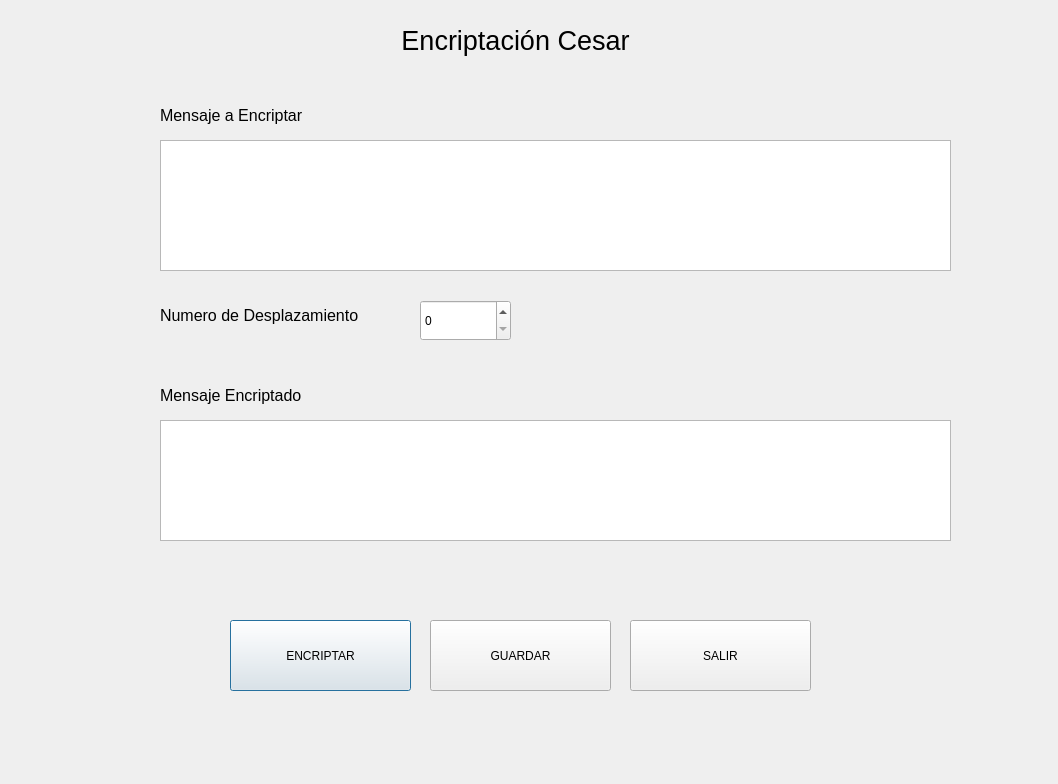
Old version of the form cipherApp/principalpanel.ui in the repository DJCC006/cipherApp.
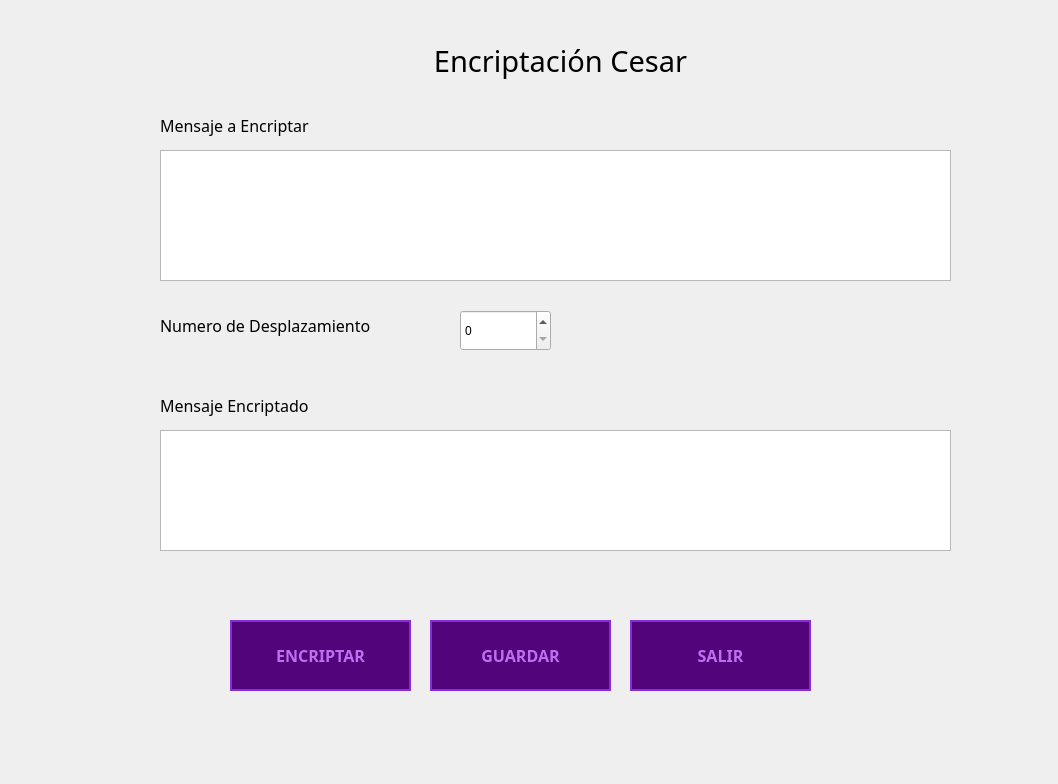
New version of the form.

Patch:
```diff
--- a/cipherApp/principalpanel.ui
+++ b/cipherApp/principalpanel.ui
@@ -13,18 +13,53 @@
   <property name="windowTitle">
    <string>Dialog</string>
   </property>
+  <property name="styleSheet">
+   <string notr="true">QPushButton {
+    background-color: #52057B;
+    color: #BC6FF1;            
+    border: 2px solid #892CDC; 
+    padding: 10px 20px;
+    font-family: VCR OSD Mono;
+    font-weight: bold;
+    font-size: 16px;
+}
+
+QPushButton:hover {
+    background-color: #892CDC; 
+    color: #000000;            
+    border: 2px solid #BC6FF1; 
+}
+
+
+QPushButton:pressed {
+    background-color: #BC6FF1; 
+    color: #000000;
+    border: 2px solid #000000;
+    padding-left: 12px;        
+    padding-top: 12px;
+}
+
+
+
+
+QWidget#centralwidget, QWidget#Form {
+    background-color: #000000; 
+}
+</string>
+  </property>
   <widget class="QLabel" name="label">
    <property name="geometry">
     <rect>
-     <x>370</x>
-     <y>20</y>
-     <width>291</width>
+     <x>360</x>
+     <y>40</y>
+     <width>401</width>
      <height>41</height>
     </rect>
    </property>
    <property name="font">
     <font>
-     <pointsize>20</pointsize>
+     <family>VCR OSD Mono</family>
+     <pointsize>22</pointsize>
     </font>
    </property>
    <property name="text">
@@ -38,7 +73,7 @@
    <property name="geometry">
     <rect>
      <x>160</x>
-     <y>420</y>
+     <y>430</y>
      <width>791</width>
      <height>121</height>
     </rect>
@@ -48,7 +83,7 @@
    <property name="geometry">
     <rect>
      <x>160</x>
-     <y>140</y>
+     <y>150</y>
      <width>791</width>
      <height>131</height>
     </rect>
@@ -58,13 +93,14 @@
    <property name="geometry">
     <rect>
      <x>160</x>
-     <y>100</y>
-     <width>211</width>
+     <y>110</y>
+     <width>271</width>
      <height>31</height>
     </rect>
    </property>
    <property name="font">
     <font>
+     <family>VCR OSD Mono</family>
      <pointsize>12</pointsize>
     </font>
    </property>
@@ -89,13 +125,14 @@
    <property name="geometry">
     <rect>
      <x>160</x>
-     <y>380</y>
-     <width>211</width>
+     <y>390</y>
+     <width>231</width>
      <height>31</height>
     </rect>
    </property>
    <property name="font">
     <font>
+     <family>VCR OSD Mono</family>
      <pointsize>12</pointsize>
     </font>
    </property>
@@ -133,13 +170,14 @@
    <property name="geometry">
     <rect>
      <x>160</x>
-     <y>300</y>
-     <width>251</width>
+     <y>310</y>
+     <width>321</width>
      <height>31</height>
     </rect>
    </property>
    <property name="font">
     <font>
+     <family>VCR OSD Mono</family>
      <pointsize>12</pointsize>
     </font>
    </property>
@@ -150,8 +188,8 @@
   <widget class="QSpinBox" name="spinBox">
    <property name="geometry">
     <rect>
-     <x>420</x>
-     <y>300</y>
+     <x>460</x>
+     <y>310</y>
      <width>91</width>
      <height>41</height>
     </rect>
```
